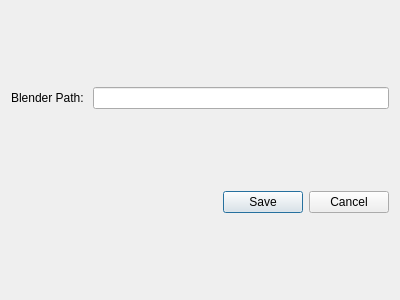
This is Data/EditorFiles/SettingsDialog.ui in griusfux/conceptrpg2 as Qt 5 draws it before an edit. The edited form follows.
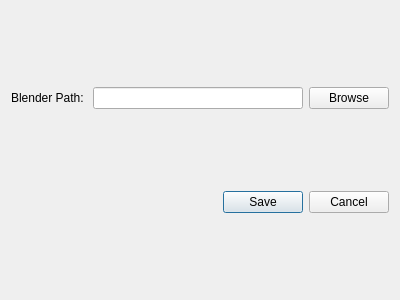
This is the edited form.

Commit message: Adding a browse button for setting the Blender path. I've also added the settings action to the File menu.

```diff
--- a/Data/EditorFiles/SettingsDialog.ui
+++ b/Data/EditorFiles/SettingsDialog.ui
@@ -23,8 +23,19 @@
        </property>
       </widget>
      </item>
-     <item row="0" column="1">
-      <widget class="QLineEdit" name="blender_path"/>
+     <item row="0" column="2">
+      <layout class="QHBoxLayout" name="horizontalLayout">
+       <item>
+        <widget class="QLineEdit" name="blender_path"/>
+       </item>
+       <item>
+        <widget class="QPushButton" name="browse_button">
+         <property name="text">
+          <string>Browse</string>
+         </property>
+        </widget>
+       </item>
+      </layout>
      </item>
     </layout>
    </item>
```
Left out of the diff: 27 changed lines with no effect on the pictures. The commit also changes 3 other files.
